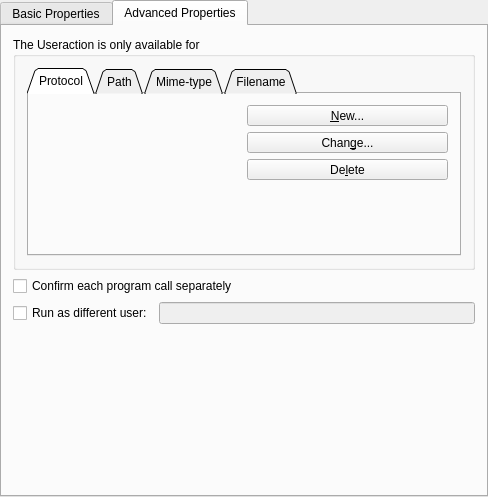
The window that krusader/ActionMan/actionproperty.ui (KDE/krusader) describes before a commit, drawn with Qt 5.
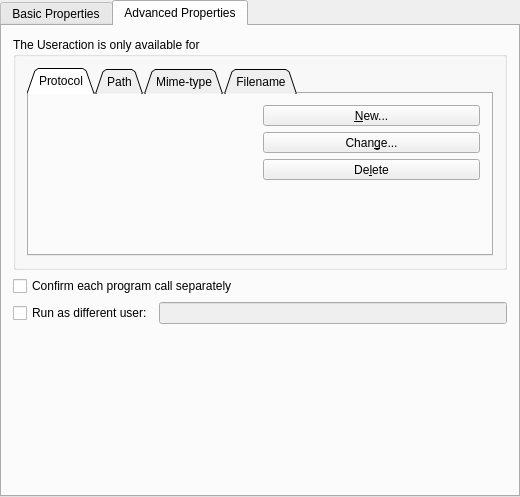
The same window after the commit. The open tabs and pages were chosen to show the change. Custom widgets are drawn as their Qt base class.

Commit message: use KTabWidget

```diff
--- a/krusader/ActionMan/actionproperty.ui
+++ b/krusader/ActionMan/actionproperty.ui
@@ -6,7 +6,7 @@
    <rect>
     <x>0</x>
     <y>0</y>
-    <width>485</width>
+    <width>520</width>
     <height>497</height>
    </rect>
   </property>
```
Left out of the diff: 13 changed lines with no effect on the pictures.
